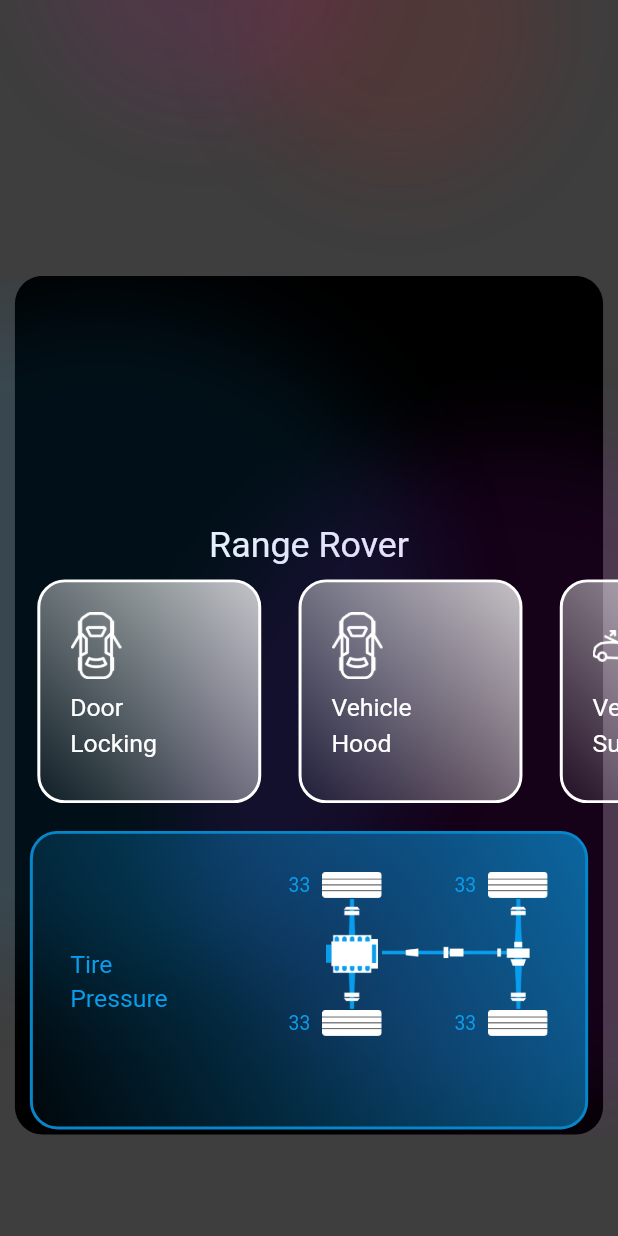
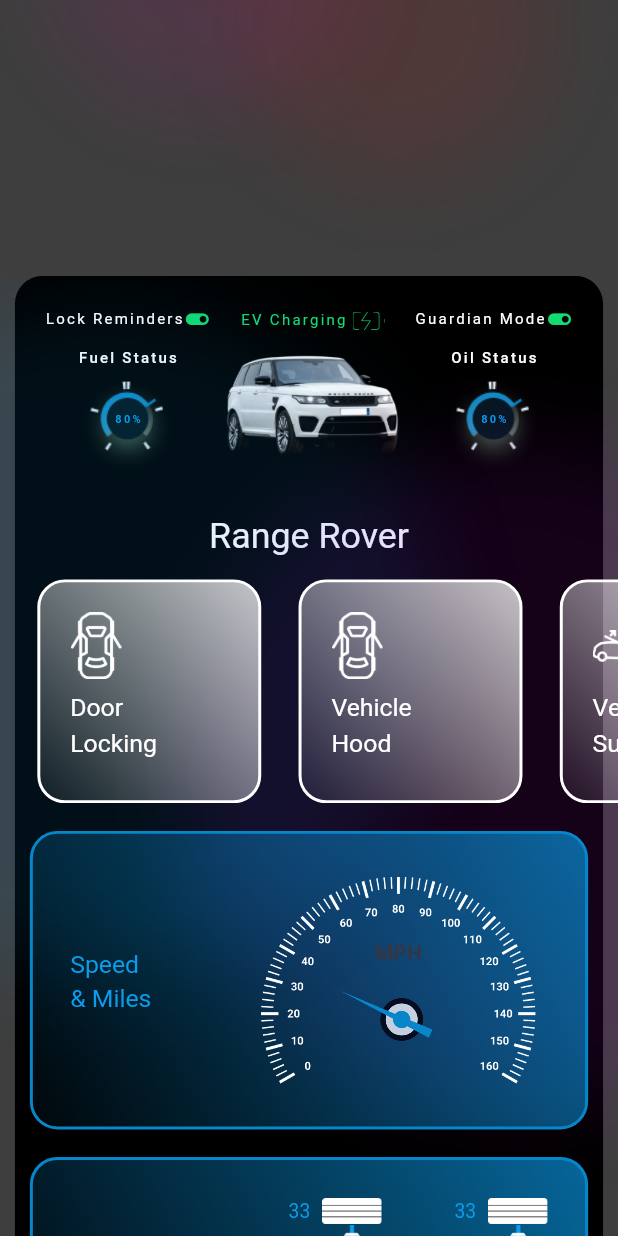
Before and after one commit to GarimaBharatdwaj/american_mile, a Flutter app: the CarDashboardView screen opened by its route, on a phone screen of 412 x 824 dp. Run offline on Flutter 3.47's test engine with Material 2 defaults, Android fonts, the phone set to English and light mode, and no system bars; our stand-ins replace animated_bottom_navigation_bar, cached_network_image, dio, dotted_border, flutter_holo_date_picker, flutter_screenutil and 9 more; accounts and stored records are empty.

Commit message:
satyam 3 nov

```diff
--- a/lib/app/modules/auto_policy/controllers/auto_policy_controller.dart
+++ b/lib/app/modules/auto_policy/controllers/auto_policy_controller.dart
@@ -1,5 +1,6 @@
 import 'dart:convert';
 
+import 'package:american_mile/app/ui/widgets/error_dialog.dart';
 import 'package:american_mile/core/helpers/device_helper.dart';
 import 'package:get/get.dart';
 
@@ -38,13 +39,13 @@
           if (res['status'].toString() == "1") {
             autoDetails = res;
           } else {
-            // Constants.showErrorDialogRevise();
+            errorDialog(res['msg']);
           }
         } else {
-          // Constants.showErrorDialogRevise();
+          errorDialog("Some error occurred");
         }
       } catch (e) {
-        // Constants.showErrorDialogRevise();
+        errorDialog("Some error occurred");
       }
       isLoading.value = false;
     });
--- a/lib/app/modules/canopy_login/controllers/canopy_login_controller.dart
+++ b/lib/app/modules/canopy_login/controllers/canopy_login_controller.dart
@@ -114,14 +114,14 @@
               arguments: email,
             );
           }
-
           isLoading.value = false;
         }
       } else {
-        errorDialog("");
+        errorDialog("msg");
         isLoading.value = false;
       }
     } catch (e) {
+      errorDialog("Some error occurred");
       debugPrint(e.toString());
       isLoading.value = false;
     }
--- a/lib/app/modules/car_dashboard/views/car_dashboard_view.dart
+++ b/lib/app/modules/car_dashboard/views/car_dashboard_view.dart
@@ -1,4 +1,5 @@
 import 'dart:ui';
+import 'package:american_mile/app/modules/car_dashboard/widgets/speed_meter.dart';
 import 'package:american_mile/common_lib.dart';
 import 'package:american_mile/core/utils/index.dart';
 import '../controllers/car_dashboard_controller.dart';
@@ -80,7 +81,9 @@
                         child: Column(
                           // mainAxisSize: MainAxisSize.min,
                           children: [
-                            Gap(180.h),
+                            _evWidget(context),
+
+                            ///Gap(180.h),
                             Text(
                               "Range Rover",
                               style: Get.textTheme.titleMedium?.copyWith(
@@ -88,8 +91,10 @@
                                 fontSize: 26.sp,
                               ),
                             ),
-                            Gap(12.h),
-                            Gap(400.h),
+                            Gap(30.h),
+
+                            /// Gap(12.h),
+                            Gap(700.h),
                           ],
                         ),
                       ),
@@ -141,6 +146,9 @@
                       ),
                     ],
                   ),
+
+                  /// bottom spacing
+                  Gap(20.h),
                 ],
               ),
               Column(
@@ -168,12 +176,153 @@
                     ),
                   ),
                   Gap(20.h),
+                  _blueGradientSpeedMeterBox(context),
+                  Gap(20.h),
                   _blueGradientTypePressureBox(context),
                 ],
               ),
             ],
           ),
         ),
+      ),
+    );
+  }
+
+  _evWidget(BuildContext context) {
+    return Container(
+      padding: EdgeInsets.all(
+        20.w,
+      ),
+      child: Row(
+        mainAxisAlignment: MainAxisAlignment.spaceBetween,
+        crossAxisAlignment: CrossAxisAlignment.start,
+        children: [
+          evStatusWidget(
+              titleOne: "Lock Reminders",
+              titleTwo: "Fuel Status",
+              percent: '80'),
+          Column(
+            mainAxisSize: MainAxisSize.min,
+            crossAxisAlignment: CrossAxisAlignment.center,
+            children: [
+              Row(
+                children: [
+                  Text(
+                    "EV Charging ",
+                    style: Get.textTheme.labelSmall?.copyWith(
+                      color: AppColors.evGreenColor,
+                    ),
+                  ),
+                  Image.asset(
+                    ImagePaths.evChargingIcon,
+                    width: 22.w,
+                    height: 22.h,
+                  ),
+                ],
+              ),
+              Image.asset(
+                ImagePaths.car2,
+                width: 120.w,
+                height: 100.h,
+              ),
+            ],
+          ),
+          evStatusWidget(
+              titleOne: "Guardian Mode", titleTwo: "Oil Status", percent: '80'),
+        ],
+      ),
+    );
+  }
+
+  Column evStatusWidget(
+      {required String titleOne,
+      required String titleTwo,
+      required String percent}) {
+    return Column(
+      crossAxisAlignment: CrossAxisAlignment.center,
+      children: [
+        Row(
+          crossAxisAlignment: CrossAxisAlignment.center,
+          children: [
+            Text(
+              titleOne,
+              style: Get.textTheme.labelSmall?.copyWith(
+                color: AppColors.white,
+              ),
+            ),
+            Icon(
+              Icons.toggle_on_rounded,
+              size: 20.h,
+              color: AppColors.evGreenColor,
+            ),
+          ],
+        ),
+        Gap(12.h),
+        Text(
+          titleTwo,
+          style: Get.textTheme.labelSmall
+              ?.copyWith(color: AppColors.white, fontWeight: FontWeight.w500),
+        ),
+        Stack(
+          alignment: Alignment.center,
+          children: [
+            Image.asset(
+              ImagePaths.oilStatus,
+              width: 85.w,
+              height: 85.h,
+            ),
+            Positioned(
+              top: 32.h,
+              child: Text(
+                "$percent%",
+                style: Get.textTheme.labelSmall?.copyWith(
+                    color: AppColors.primary,
+                    fontSize: 8.sp,
+                    fontWeight: FontWeight.w700),
+              ),
+            ),
+          ],
+        ),
+      ],
+    );
+  }
+
+  _blueGradientSpeedMeterBox(BuildContext context) {
+    return Container(
+      margin: EdgeInsets.symmetric(horizontal: 20.w),
+      padding: EdgeInsets.all(
+        25.w,
+      ),
+      height: 200.w,
+      width: context.width,
+      decoration: BoxDecoration(
+        borderRadius: BorderRadius.circular(20.r),
+        border: Border.all(
+          width: 2.w,
+          color: const Color(0xFF0886CA),
+        ),
+        gradient: LinearGradient(
+          colors: [
+            const Color(0xFF0886CA).withOpacity(.76),
+            const Color(0xFF0886CA).withOpacity(.05),
+          ],
+          begin: Alignment.topRight,
+          end: Alignment.bottomLeft,
+        ),
+      ),
+      child: Row(
+        mainAxisAlignment: MainAxisAlignment.spaceBetween,
+        children: [
+          Text(
+            'Speed \n& Miles',
+            style: Get.textTheme.titleMedium?.copyWith(
+              color: AppColors.primary,
+              height: 1.4,
+              fontSize: 18.sp,
+            ),
+          ),
+          const SpeedMeter(speed: 35, kiloMeterDriven: 1234)
+        ],
       ),
     );
   }
--- /dev/null
+++ b/lib/app/modules/car_dashboard/widgets/speed_meter.dart
@@ -0,0 +1,170 @@
+import 'package:american_mile/common_lib.dart';
+import 'package:american_mile/core/utils/index.dart';
+
+class SpeedMeter extends StatefulWidget {
+  const SpeedMeter({
+    Key? key,
+    required this.speed,
+    required this.kiloMeterDriven,
+  }) : super(key: key);
+
+  final double speed;
+  final int kiloMeterDriven;
+
+  @override
+  State<SpeedMeter> createState() => _SpeedMeterState();
+}
+
+class _SpeedMeterState extends State<SpeedMeter> {
+  double rotationValue = 0.0;
+  List kiloMeters = [];
+
+  double leftPadding = 20.0;
+  double rightPadding = 30.0;
+
+  @override
+  void initState() {
+    makeSevenItemsList();
+    scaleValue(widget.speed);
+    checkRotationValue();
+    super.initState();
+  }
+
+  makeSevenItemsList() {
+    kiloMeters =
+        widget.kiloMeterDriven.toString().split('').map(int.parse).toList();
+    if (kiloMeters.length < 7) {
+      final numberOfZerosToAdd = 7 - kiloMeters.length;
+      final zeroList = List<int>.filled(numberOfZerosToAdd, 0);
+      kiloMeters = [...zeroList, ...kiloMeters];
+    }
+  }
+
+  scaleValue(double input) {
+    if (input >= 0 && input <= 160) {
+      rotationValue = (input / 160) * 0.61;
+    } else {
+      rotationValue = 0.0;
+    }
+    debugPrint(rotationValue.toString());
+  }
+
+  checkRotationValue() {
+    if (widget.speed >= 160) {
+      rightPadding = 0.0;
+      leftPadding = 30.0;
+      rotationValue = 0.66;
+      return;
+    }
+    if (widget.speed == 0) {
+      rotationValue = -0.05;
+      return;
+    }
+    rightPadding = 25.0;
+    if (rotationValue >= 0.0 && rotationValue <= 0.1) {
+      leftPadding = 0.0;
+    } else if (rotationValue <= 0.25) {
+      leftPadding = 10.0;
+    } else if (rotationValue <= 0.29) {
+      leftPadding = 20.0;
+    } else if (rotationValue <= 0.5) {
+      leftPadding = 30.0;
+    } else if (rotationValue <= 0.54) {
+      rightPadding = 0.0;
+      leftPadding = 20.0;
+    } else if (rotationValue <= 0.61) {
+      rightPadding = 15.0;
+      leftPadding = 40.0;
+    } else {
+      rotationValue = -0.05;
+    }
+  }
+  @override
+  Widget build(BuildContext context) {
+    return SizedBox(
+      width: 200.w,
+      height: 150.h,
+      child: Stack(
+        alignment: Alignment.bottomCenter,
+        children: [
+          Image.asset(
+            ImagePaths.speedMeterScale,
+            fit: BoxFit.contain,
+            filterQuality: FilterQuality.high,
+          ),
+          Column(
+            mainAxisSize: MainAxisSize.min,
+            mainAxisAlignment: MainAxisAlignment.center,
+            crossAxisAlignment: CrossAxisAlignment.center,
+            children: [
+              Text("MPH",
+                  style: Get.textTheme.titleSmall?.copyWith(
+                      color: AppColors.textBlackColor,
+                      fontWeight: FontWeight.w700)),
+              kiloMeterDial(),
+              Gap(16.h),
+            ],
+          ),
+        ],
+      ),
+    );
+  }
+
+  kiloMeterDial() {
+    return Container(
+      margin: EdgeInsets.only(left: leftPadding.w, right: rightPadding.w),
+      height: 70.h,
+      width: 70.h,
+      child: RotationTransition(
+        turns: AlwaysStoppedAnimation(rotationValue),
+        child: Image.asset(
+          ImagePaths.speedDial,
+          fit: BoxFit.contain,
+          filterQuality: FilterQuality.high,
+        ),
+      ),
+    );
+  }
+
+  kiloMetersDriven() {
+    return SizedBox(
+      height: 55.h,
+      width: 102.w,
+      child: Stack(
+        alignment: Alignment.center,
+        children: [
+          Image.asset(
+            ImagePaths.kiloMeterContainer,
+          ),
+          Padding(
+            padding: EdgeInsets.only(top: 2.h, left: 1.w),
+            child: Row(
+              mainAxisSize: MainAxisSize.min,
+              children: [
+                ...List.generate(
+                  7,
+                      (index) => Stack(
+                    alignment: Alignment.center,
+                    children: [
+                      Image.asset(
+                        ImagePaths.kiloMeterItem,
+                        height: 18.h,
+                      ),
+                      Text(
+                          kiloMeters.isEmpty
+                              ? '0'
+                              : kiloMeters[index].toString(),
+                          style: Get.textTheme.titleSmall?.copyWith(
+                              color: AppColors.textBlackColor,
+                              fontWeight: FontWeight.w600)),
+                    ],
+                  ),
+                ),
+              ],
+            ),
+          ),
+        ],
+      ),
+    );
+  }
+}
--- a/lib/app/modules/driver_details/controllers/driver_details_controller.dart
+++ b/lib/app/modules/driver_details/controllers/driver_details_controller.dart
@@ -1,4 +1,5 @@
 import 'dart:convert';
+import 'package:american_mile/app/ui/widgets/error_dialog.dart';
 import 'package:flutter_holo_date_picker/flutter_holo_date_picker.dart';
 import 'package:intl/intl.dart';
 import '../../../../common_lib.dart';
@@ -96,11 +97,15 @@
             Get.back(result: true);
             Get.back(result: true);
           }
+        } else {
+          errorDialog(mapData['msg']);
         }
       }
     } catch (e) {
       debugPrint(e.toString());
       isLoading.value = false;
+
+      errorDialog("Some error occurred");
     }
     isLoading.value = false;
   }
--- a/lib/app/modules/home_policy/controllers/home_policy_controller.dart
+++ b/lib/app/modules/home_policy/controllers/home_policy_controller.dart
@@ -1,13 +1,14 @@
 import 'dart:convert';
-
+import 'package:american_mile/app/ui/widgets/error_dialog.dart';
 import 'package:american_mile/core/helpers/device_helper.dart';
 import 'package:get/get.dart';
-
 import '../../../../core/network/api_service.dart';
 
 class HomePolicyController extends GetxController {
+
   RxInt type = 0.obs;
   String policyId = "";
+
   @override
   void onInit() {
     policyId = Get.arguments;
@@ -37,13 +38,13 @@
           if (res['status'].toString() == "1") {
             homeDetails = res['data'];
           } else {
-            // Constants.showErrorDialogRevise();
+            errorDialog(res['msg']);
           }
         } else {
-          // Constants.showErrorDialogRevise();
+          errorDialog("Some error occurred");
         }
       } catch (e) {
-        // Constants.showErrorDialogRevise();
+        errorDialog("Some error occurred");
       }
       isLoading.value = false;
     });
--- a/lib/app/modules/insurance_provider/controllers/insurance_provider_controller.dart
+++ b/lib/app/modules/insurance_provider/controllers/insurance_provider_controller.dart
@@ -1,5 +1,6 @@
 import 'dart:convert';
 
+import 'package:american_mile/app/ui/widgets/error_dialog.dart';
 import 'package:american_mile/common_lib.dart';
 import 'package:american_mile/core/network/api_service.dart';
 
@@ -37,6 +38,8 @@
         });
       }
     } catch (e) {
+
+      errorDialog("Some error occurred");
       debugPrint(e.toString());
     }
     isLoading = false;
--- a/lib/app/modules/life_policy/controllers/life_policy_controller.dart
+++ b/lib/app/modules/life_policy/controllers/life_policy_controller.dart
@@ -1,5 +1,6 @@
 import 'dart:convert';
 
+import 'package:american_mile/app/ui/widgets/error_dialog.dart';
 import 'package:american_mile/core/helpers/device_helper.dart';
 import 'package:get/get.dart';
 
@@ -36,13 +37,13 @@
           if (res['status'].toString() == "1") {
             lifeDetails = res['data'];
           } else {
-            // Constants.showErrorDialogRevise();
+            errorDialog(res['msg']);
           }
         } else {
-          // Constants.showErrorDialogRevise();
+          errorDialog("Some error occurred");
         }
       } catch (e) {
-        // Constants.showErrorDialogRevise();
+        errorDialog("Some error occurred");
       }
       isLoading.value = false;
     });
--- a/lib/app/modules/my_family/controllers/my_family_controller.dart
+++ b/lib/app/modules/my_family/controllers/my_family_controller.dart
@@ -1,5 +1,6 @@
 import 'dart:convert';
 
+import 'package:american_mile/app/ui/widgets/error_dialog.dart';
 import 'package:get/get.dart';
 
 import '../../../../common_lib.dart';
@@ -41,13 +42,13 @@
           if (res['status'].toString() == "1") {
             familyDetails = res['details'];
           } else {
-            // Constants.showErrorDialogRevise();
+            errorDialog(res['msg']);
           }
         } else {
-          // Constants.showErrorDialogRevise();
+          errorDialog("Some error occurred");
         }
       } catch (e) {
-        // Constants.showErrorDialogRevise();
+        errorDialog("Some error occurred");
       }
       isLoading.value = false;
     });
--- a/lib/app/modules/policy_dashboard/controllers/policy_dashboard_controller.dart
+++ b/lib/app/modules/policy_dashboard/controllers/policy_dashboard_controller.dart
@@ -1,4 +1,6 @@
 import 'dart:convert';
+import 'package:american_mile/app/ui/widgets/error_dialog.dart';
+
 import '../../../../common_lib.dart';
 import '../../../../core/helpers/device_helper.dart';
 import '../../../../core/network/api_service.dart';
@@ -33,13 +35,13 @@
           if (res['status'].toString() == "1") {
             policies = res;
           } else {
-            // Constants.showErrorDialogRevise();
+            errorDialog(res['msg']);
           }
         } else {
-          // Constants.showErrorDialogRevise();
+          errorDialog("Some error occurred");
         }
       } catch (e) {
-        // Constants.showErrorDialogRevise();
+        errorDialog("Some error occurred");
       }
       isLoading.value = false;
     });
@@ -66,16 +68,16 @@
             userData = res['user_data'];
             isProfileLoading.value = false;
           } else {
-            // Constants.showErrorDialogRevise();
             isProfileLoading.value = false;
+            errorDialog(res['msg']);
           }
         } else {
-          // Constants.showErrorDialogRevise();
           isProfileLoading.value = false;
+          errorDialog("Some error occurred");
         }
       } catch (e) {
-        // Constants.showErrorDialogRevise();
         isProfileLoading.value = false;
+        errorDialog("Some error occurred");
       }
     });
   }
--- a/lib/app/modules/set_mile_password/controllers/set_mile_password_controller.dart
+++ b/lib/app/modules/set_mile_password/controllers/set_mile_password_controller.dart
@@ -36,12 +36,13 @@
           Get.offAllNamed(Routes.HOME);
         }
       } else {
-        errorDialog("");
         isLoading.value = false;
+        errorDialog(mapData?['msg']);
       }
     } catch (e) {
       debugPrint(e.toString());
       isLoading.value = false;
+      errorDialog("Some error occurred");
     }
   }
 }
--- a/lib/app/modules/user_profile/controllers/user_profile_controller.dart
+++ b/lib/app/modules/user_profile/controllers/user_profile_controller.dart
@@ -51,13 +51,13 @@
             email.text = userData!['email'] ?? "";
             phone.text = userData!['mobile'] ?? "";
           } else {
-            // Constants.showErrorDialogRevise();
+            errorDialog(res['msg']);
           }
         } else {
-          // Constants.showErrorDialogRevise();
+          errorDialog("Some error occurred");
         }
       } catch (e) {
-        // Constants.showErrorDialogRevise();
+        errorDialog("Some error occurred");
       }
       isLoading.value = false;
     });
@@ -146,6 +146,4 @@
       errorDialog("Some error occurred");
     }
   }
-
-
 }
--- a/lib/core/helpers/image_paths.dart
+++ b/lib/core/helpers/image_paths.dart
@@ -63,4 +63,6 @@
   static String houseIcon = "$iconPath/house-chimney.png";
   static String userIcon = "$iconPath/profile-icon-male.png";
   static String carIcon = "$iconPath/vehicle-icon.png";
+  static String evChargingIcon = "$iconPath/ev_charging.png";
+  static String oilStatus = "$iconPath/oil_status.png";
 }
--- a/lib/core/utils/app_colors.dart
+++ b/lib/core/utils/app_colors.dart
@@ -26,5 +26,6 @@
   static Color petPolicyLightColor = const Color(0xFF6992F2);
   static Color petPolicyDarkColor = const Color(0xFF3C008B);
   static Color borderColor = const Color(0xFFEBEBEB);
+  static Color evGreenColor = const Color(0xFF14DB71);
 }
 //#4E54C833#
```
Also changed, not shown: assets/icons/car2.png, assets/icons/ev_charging.png (added), assets/icons/oil_status.png (added).
